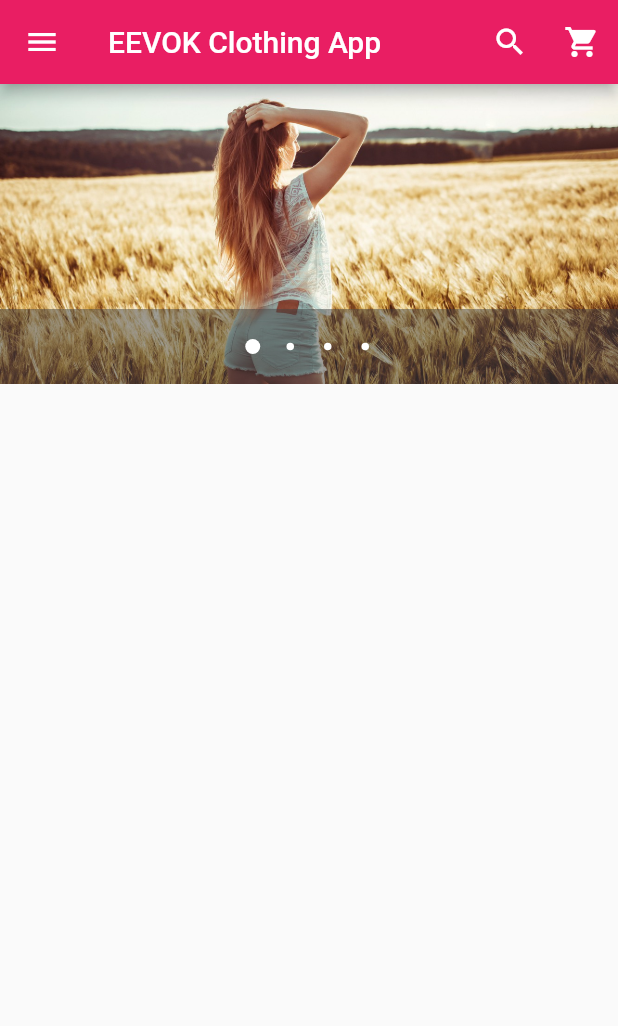
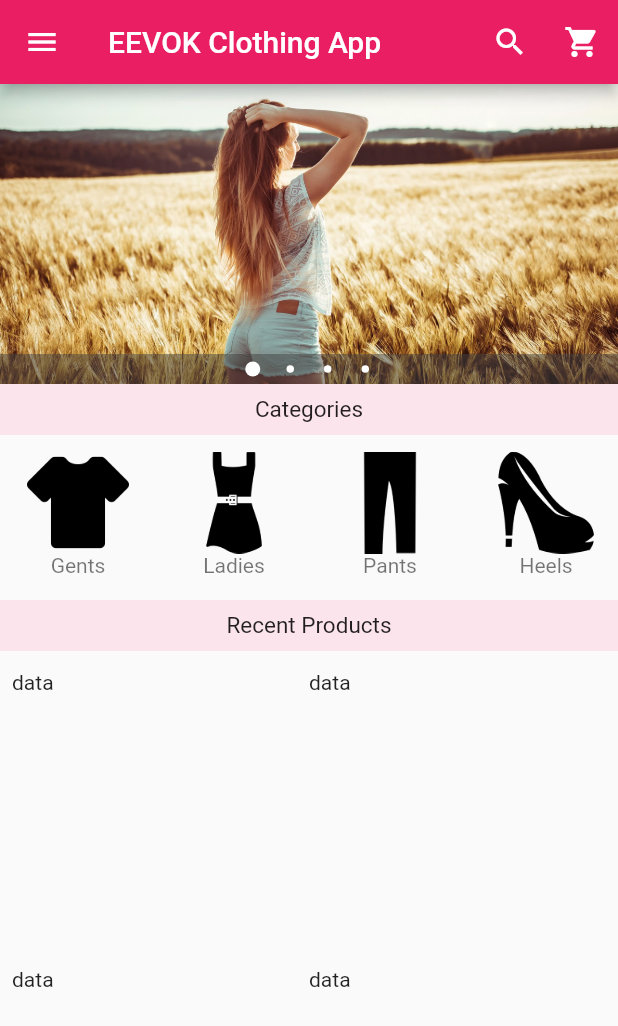
Before and after one commit to EevokClothingApp/Application, a Flutter app: the screen it shows after launch, on a phone screen of 412 x 824 dp. Shown: the top 1026 px of the screen. Run offline on Flutter 3.47's test engine with Material 2 defaults, Android fonts, the phone set to English and light mode, and no system bars; drawn by our look-alikes of carousel_pro.

Commit message:
Updated Products Overview

```diff
--- /dev/null
+++ b/lib/horizontal_list_view.dart
@@ -0,0 +1,51 @@
+import 'package:flutter/material.dart';
+
+class HorizontalListView extends StatelessWidget {
+  @override
+  Widget build(BuildContext context) {
+    return Container(
+      height: 100.0,
+      child: ListView(
+        scrollDirection: Axis.horizontal,
+        children: <Widget>[
+          Category('icons/cloth.png', 'Gents'),
+          Category('icons/dress.png', 'Ladies'),
+          Category('icons/trouser.png', 'Pants'),
+          Category('icons/heel.png', 'Heels'),
+          Category('icons/shoe.png', 'Shoes'),
+        ],
+      ),
+    );
+  }
+}
+
+class Category extends StatelessWidget {
+  final String imgURL;
+  final String caption;
+
+  Category(this.imgURL, this.caption);
+
+  @override
+  Widget build(BuildContext context) {
+    return Padding(
+      padding: EdgeInsets.all(2.0),
+      child: InkWell(
+        onTap: () {},
+        child: Container(
+          width: 100.0,
+          child: ListTile(
+            title: Image.asset(
+              imgURL,
+              //height: 100.0,
+              //width: 80.0,
+            ),
+            subtitle: Text(
+              caption,
+              textAlign: TextAlign.center,
+            ),
+          ),
+        ),
+      ),
+    );
+  }
+}
--- a/lib/image_slider.dart
+++ b/lib/image_slider.dart
@@ -14,10 +14,12 @@ class ImageSlider extends StatelessWidget {
           AssetImage('images/2.jfif'),
           AssetImage('images/3.jpg'),
         ],
-        autoplay: true, //make true later
-        animationCurve: Curves.fastOutSlowIn,
-        animationDuration: Duration(seconds: 2),
+        autoplay: false, //make true later
+        //animationCurve: Curves.linearToEaseOut,
+        //animationDuration: Duration(seconds: 2),
         dotSize: 5.0,
+        //dotColor: Colors.pinkAccent,
+        indicatorBgPadding: 5.0,
       ),
     );
   }
--- /dev/null
+++ b/lib/product.dart
@@ -0,0 +1,19 @@
+import 'package:flutter/material.dart';
+
+class Product {
+  final String id;
+  final String title;
+  final String imageURL;
+  final String description;
+  final double prod_old_price;
+  final double price;
+
+  Product(
+      {@required this.title,
+      @required this.imageURL,
+      @required this.prod_old_price,
+      @required this.price,
+      @required this.id,
+      @required this.description});
+
+}
--- a/lib/product_overview_screen.dart
+++ b/lib/product_overview_screen.dart
@@ -1,6 +1,7 @@
 import 'package:application/drawer.dart';
+import 'package:application/horizontal_list_view.dart';
 import 'package:application/image_slider.dart';
-import 'package:carousel_pro/carousel_pro.dart';
+import 'package:application/recent_products.dart';
 import 'package:flutter/material.dart';
 
 class ProductsOverviewScreen extends StatefulWidget {
@@ -36,7 +37,37 @@ class _MyHomePageState extends State<ProductsOverviewScreen> {
       body: ListView(
         children: <Widget>[
           ImageSlider(),
-
+          Container(
+            color: Colors.pink[50],
+            child: Padding(
+              padding: EdgeInsets.all(8.0),
+              child: Text(
+                'Categories',
+                textAlign: TextAlign.center,
+                style: TextStyle(
+                  fontSize: 15.0,
+                ),
+              ),
+            ),
+          ),
+          SizedBox(height: 5.0,),
+          HorizontalListView(),
+          SizedBox(height: 5.0,),
+          Container(
+            color: Colors.pink[50],
+            child: Padding(
+              padding: EdgeInsets.all(8.0),
+              child: Text(
+                'Recent Products',
+                textAlign: TextAlign.center,
+                style: TextStyle(
+                  fontSize: 15.0,
+                ),
+              ),
+            ),
+          ),
+          SizedBox(height: 5.0,),
+          RecentProducts(),
         ],
       ),
     );
--- /dev/null
+++ b/lib/recent_products.dart
@@ -0,0 +1,66 @@
+import 'package:application/product.dart';
+import 'package:application/single_product.dart';
+import 'package:flutter/material.dart';
+
+class RecentProducts extends StatelessWidget {
+  List<Product> products = [
+    Product(
+      id: 'p1',
+      title: 'Red Shirt',
+      description: 'A red shirt - it is pretty red!',
+      price: 29.99,
+      imageURL:
+          'https://cdn.pixabay.com/photo/2016/10/02/22/17/red-t-shirt-1710578_1280.jpg',
+      prod_old_price: 50.0,
+    ),
+    Product(
+      id: 'p2',
+      title: 'Trousers',
+      description: 'A nice pair of trousers.',
+      price: 59.99,
+      imageURL:
+          'https://www.transparentpng.com/thumb/trouser/trouser-png-transparent-image--0.png',
+      prod_old_price: 60.0,
+    ),
+    Product(
+      id: 'p3',
+      title: 'Red Shirt',
+      description: 'A red shirt - it is pretty red!',
+      price: 29.99,
+      imageURL:
+          'https://cdn.pixabay.com/photo/2016/10/02/22/17/red-t-shirt-1710578_1280.jpg',
+      prod_old_price: 50.0,
+    ),
+    Product(
+      id: 'p4',
+      title: 'Red Shirt',
+      description: 'A red shirt - it is pretty red!',
+      price: 29.99,
+      imageURL:
+          'https://cdn.pixabay.com/photo/2016/10/02/22/17/red-t-shirt-1710578_1280.jpg',
+      prod_old_price: 50.0,
+    ),
+  ];
+
+  @override
+  Widget build(BuildContext context) {
+    return Padding(
+      padding: const EdgeInsets.all(8.0),
+      child: Container(
+        height: products.length*60.0,
+        child: GridView.builder(
+          itemCount: products.length,
+          gridDelegate:
+              SliverGridDelegateWithFixedCrossAxisCount(crossAxisCount: 2),
+          itemBuilder: (context, i) => SingleProduct(
+              title: products[i].title,
+              imageURL: products[i].imageURL,
+              prod_old_price: products[i].prod_old_price,
+              price: products[i].price,
+              id: products[i].id,
+              description: products[i].description),
+        ),
+      ),
+    );
+  }
+}
--- /dev/null
+++ b/lib/single_product.dart
@@ -0,0 +1,25 @@
+import 'package:flutter/material.dart';
+
+class SingleProduct extends StatelessWidget {
+  final String id;
+  final String title;
+  final String imageURL;
+  final String description;
+  final double prod_old_price;
+  final double price;
+
+  SingleProduct(
+      {@required this.title,
+      @required this.imageURL,
+      @required this.prod_old_price,
+      @required this.price,
+      @required this.id,
+      @required this.description});
+
+  @override
+  Widget build(BuildContext context) {
+    return Container(
+      child: Text('data'),
+    );
+  }
+}
--- a/pubspec.yaml
+++ b/pubspec.yaml
@@ -51,6 +51,11 @@ flutter:
     - images/2.jpg
     - images/2.jfif
     - images/3.jpg
+    - icons/cloth.png
+    - icons/dress.png
+    - icons/heel.png
+    - icons/shoe.png
+    - icons/trouser.png
 
   # An image asset can refer to one or more resolution-specific "variants", see
   # https://flutter.dev/assets-and-images/#resolution-aware.
```
Also changed, not shown: icons/cloth.png (added), icons/dress.png (added), icons/heel.png (added), icons/shoe.png (added), icons/trouser.png (added).
